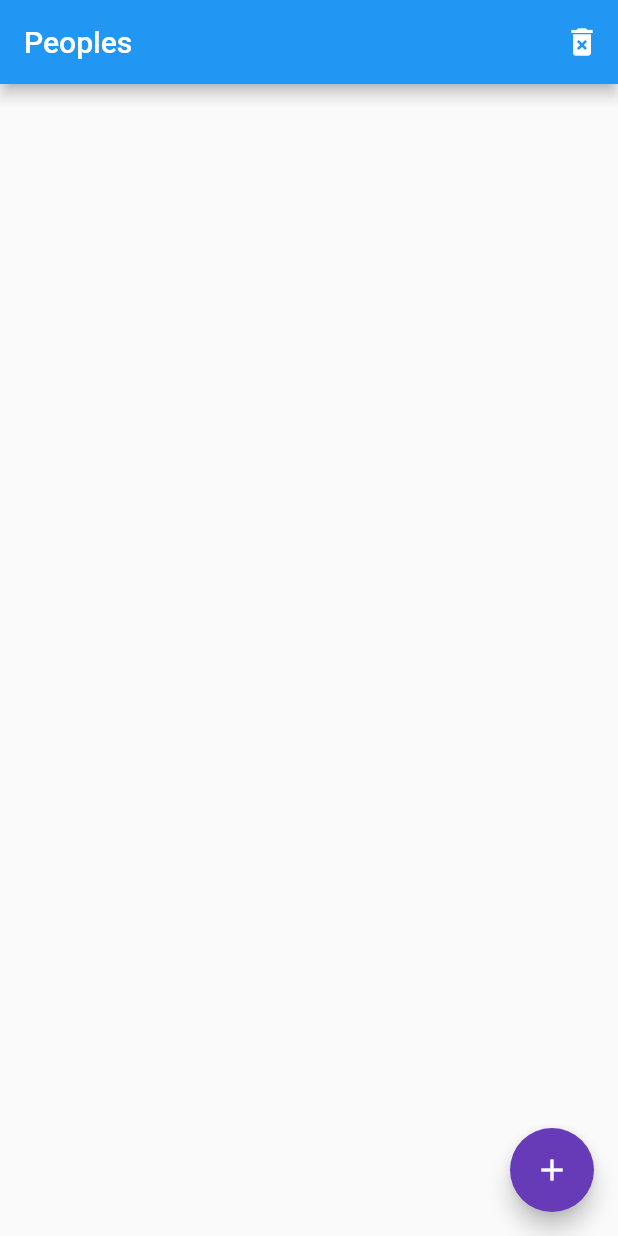
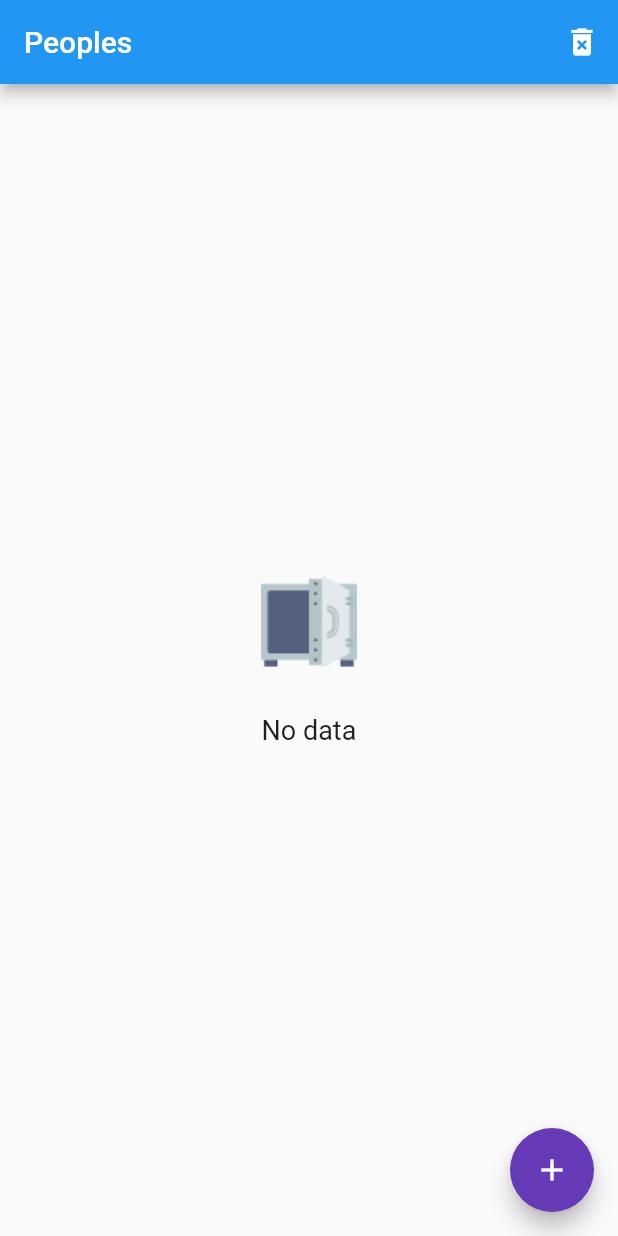
Before and after one commit to AdemilsonMarsiglio/flutter_sqflite_test, a Flutter app: the screen it shows after launch, on a phone screen of 412 x 824 dp. Run offline on Flutter 3.47's test engine with Material 2 defaults, Android fonts, the phone set to English and light mode, and no system bars; our stand-ins replace dio, sqflite; missing offline and left inert: load; accounts and stored records are empty.

```diff
--- a/lib/view/people/people.home.dart
+++ b/lib/view/people/people.home.dart
@@ -93,7 +93,18 @@ class _PeopleHomeWidgetState extends State<PeopleHomeWidget> {
       ),
       body: RefreshIndicator(
         onRefresh: atualizaLista,
-        child: ListView.builder(
+        child: peoples.length == 0
+        ? Center(child: Column(
+          mainAxisAlignment: MainAxisAlignment.center,
+          children: <Widget>[
+            Image.asset("assets/empty.png"),
+            Padding(
+              padding: EdgeInsets.only(top: 30),
+              child: Text("No data", style: TextStyle(fontSize: 18),),
+            )
+          ],
+        ),)
+        : ListView.builder(
           padding: EdgeInsets.only(top: 10, bottom: 50),
           itemCount: peoples.length,
           itemBuilder: (context, index) {
--- a/pubspec.yaml
+++ b/pubspec.yaml
@@ -43,8 +43,8 @@ flutter:
   uses-material-design: true
 
   # To add assets to your application, add an assets section, like this:
-  # assets:
-  #  - images/a_dot_burr.jpeg
+  assets:
+   - assets/empty.png
   #  - images/a_dot_ham.jpeg
 
   # An image asset can refer to one or more resolution-specific "variants", see
```
Also changed, not shown: assets/empty.png (added).
